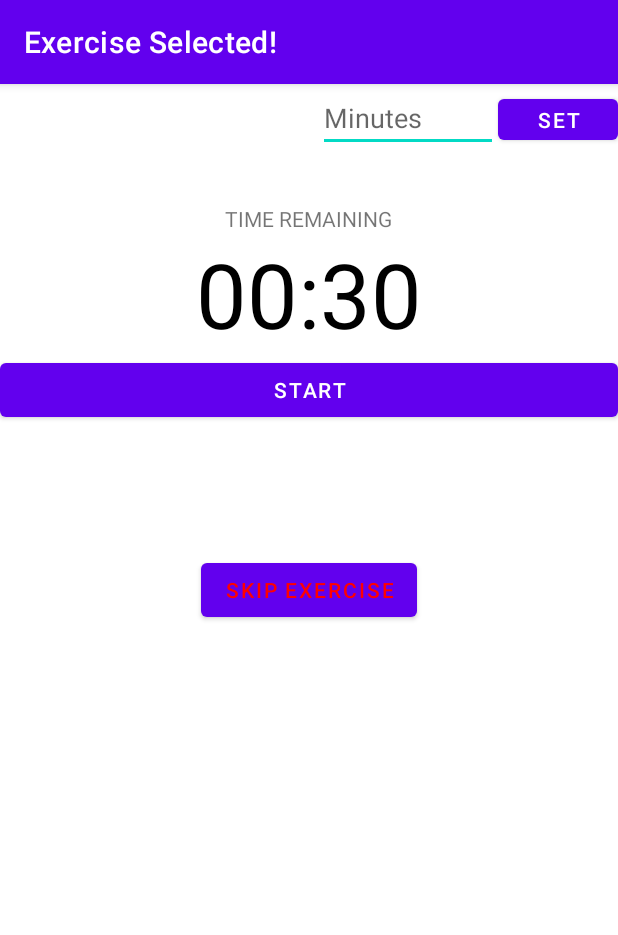
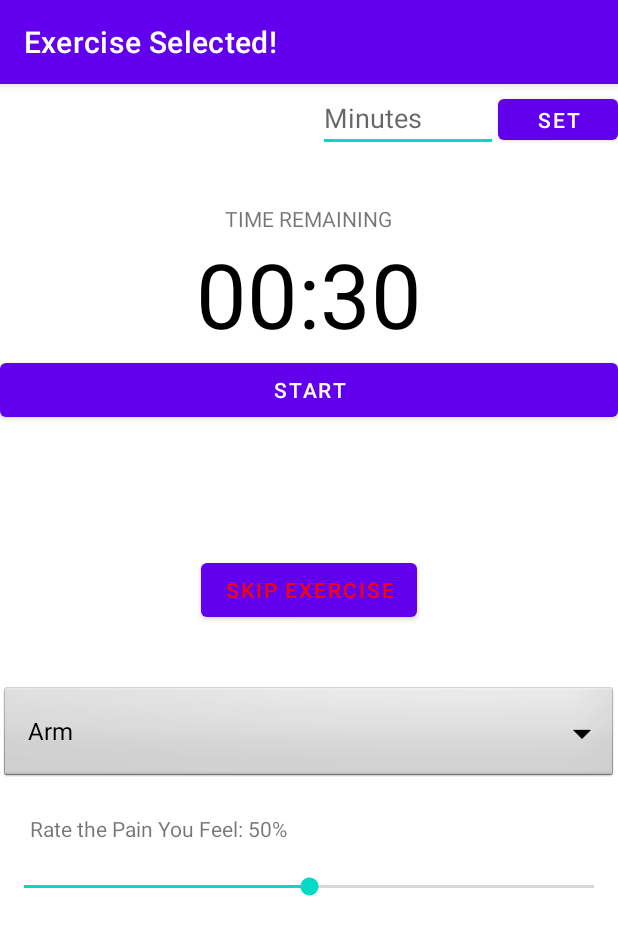
Before and after one commit to Marco-Cen/Movement-Reminder, an Android app: the ExerciseSelectedActivity screen opened directly, with no data from a screen before it, on a phone screen of 412 x 824 dp. Shown: the top 935 px of the screen. Run offline under Robolectric (Android 15) with nearby library versions, the phone set to English and light mode, and no system bars.

Commit message:
Implemented Pain Form UI Dropdown menu and Slider working! (On Test page because just testing functionality of database)
- Created working UI for pain form page (Dropdown menu and slider temporary, as waiting for teammate to finish UI for pain form)
- Needed just to test database user input

```diff
--- a/app/src/main/java/com/example/movementreminder/ExerciseSelectedActivity.java
+++ b/app/src/main/java/com/example/movementreminder/ExerciseSelectedActivity.java
@@ -8,8 +8,11 @@ import android.os.Bundle;
 import android.os.CountDownTimer;
 import android.view.View;
 import android.view.inputmethod.InputMethodManager;
+import android.widget.ArrayAdapter;
 import android.widget.Button;
 import android.widget.EditText;
+import android.widget.SeekBar;
+import android.widget.Spinner;
 import android.widget.TextView;
 import android.widget.Toast;
 
@@ -39,6 +42,32 @@ public class ExerciseSelectedActivity extends AppCompatActivity {
     private long mTimeLeftInMillis = mStartTimeInMillis;
     private long mEndTime; //FIXES issues of slight delay (Loss of seconds) when change orientation while countdown timer running
 
+
+///////////////
+    //------ TEMPORARY UNTIL PAIN FORM PAGE UI FINISHED ------
+    TextView tvProgressLabel;
+
+    //(SLIDER) on click
+    SeekBar.OnSeekBarChangeListener seekBarChangeListener = new SeekBar.OnSeekBarChangeListener() {
+
+        @Override
+        public void onProgressChanged(SeekBar seekBar, int progress, boolean fromUser) {
+            // updated continuously as the user slides the thumb
+            tvProgressLabel.setText("Progress: " + progress);
+        }
+
+        @Override
+        public void onStartTrackingTouch(SeekBar seekBar) {
+            // called when the user first touches the SeekBar
+        }
+
+        @Override
+        public void onStopTrackingTouch(SeekBar seekBar) {
+            // called after the user finishes moving the SeekBar
+        }
+    };
+///////////////
+
     @Override
     protected void onCreate(Bundle savedInstanceState) {
         super.onCreate(savedInstanceState);
@@ -46,6 +75,31 @@ public class ExerciseSelectedActivity extends AppCompatActivity {
 
         //-- Sets title of application in Action Menu (Bar at very top) --
         setTitle("Exercise Selected!");
+
+
+///////////////
+        //------ TEMPORARY UNTIL PAIN FORM PAGE UI FINISHED ------
+        //get the spinner from the xml.
+                Spinner dropdown = findViewById(R.id.spinner1);
+        //create a list of items for the spinner.
+                String[] items = new String[]{"Arm", "LowerBack", "UpperBack"};
+        //create an adapter to describe how the items are displayed, adapters are used in several places in android.
+        //There are multiple variations of this, but this is the basic variant.
+                ArrayAdapter<String> adapter = new ArrayAdapter<>(this, android.R.layout.simple_spinner_dropdown_item, items);
+        //set the spinners adapter to the previously created one.
+                dropdown.setAdapter(adapter);
+
+        // (SLIDER) set a change listener on the SeekBar
+        SeekBar seekBar = findViewById(R.id.seekBar);
+        seekBar.setOnSeekBarChangeListener(seekBarChangeListener);
+
+        int painLevelInput = seekBar.getProgress();
+        tvProgressLabel = findViewById(R.id.textView);
+        tvProgressLabel.setText("Rate the Pain You Feel: " + painLevelInput + "%");
+///////////////
+
+
+
 
 
 
--- a/app/src/main/res/layout/activity_exercise_selected.xml
+++ b/app/src/main/res/layout/activity_exercise_selected.xml
@@ -106,4 +106,45 @@
 
     </LinearLayout>
 
+
+
+
+
+
+
+
+    <LinearLayout
+        android:layout_width="match_parent"
+        android:layout_height="wrap_content"
+        android:orientation="vertical"
+        android:translationY="400dp">
+
+        <Spinner
+            android:id="@+id/spinner1"
+            android:layout_width="match_parent"
+            android:layout_height="wrap_content"
+            android:background="@android:drawable/btn_dropdown"
+            android:spinnerMode="dropdown"/>
+
+
+        <TextView
+            android:id="@+id/textView"
+            android:layout_margin="20dp"
+            android:layout_width="wrap_content"
+            android:layout_height="wrap_content"/>
+
+
+        <!--            android:rotation="270"-->
+        <SeekBar
+            android:id="@+id/seekBar"
+            android:max="100"
+            android:min="0"
+            android:progress="50"
+            android:layout_width="match_parent"
+            android:layout_height="wrap_content" />
+
+
+
+    </LinearLayout>
+
 </RelativeLayout>
```
Also changed, not shown: 1 other file.
